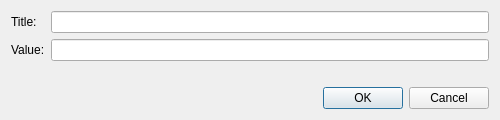
Qt form src/ui/preferences/UserAgentPropertiesDialog.ui (OtterBrowser/otter-browser) before a commit.
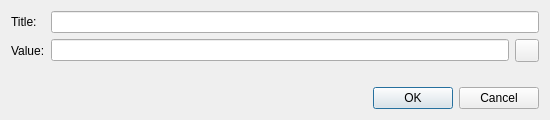
The same form after that commit.

Commit message: Add button to show preview of User Agent

The edit to the form file:
```diff
--- a/src/ui/preferences/UserAgentPropertiesDialog.ui
+++ b/src/ui/preferences/UserAgentPropertiesDialog.ui
@@ -6,7 +6,7 @@
    <rect>
     <x>0</x>
     <y>0</y>
-    <width>500</width>
+    <width>550</width>
     <height>120</height>
    </rect>
   </property>
@@ -37,7 +37,18 @@
       <widget class="QLineEdit" name="titleLineEdit"/>
      </item>
      <item row="1" column="1">
-      <widget class="QLineEdit" name="valueLineEdit"/>
+      <layout class="QHBoxLayout" name="valueLayout">
+       <item>
+        <widget class="QLineEdit" name="valueLineEdit"/>
+       </item>
+       <item>
+        <widget class="QToolButton" name="previewButton">
+         <property name="toolTip">
+          <string>Preview</string>
+         </property>
+        </widget>
+       </item>
+      </layout>
      </item>
     </layout>
    </item>
```
The commit also changes 2 other files.
